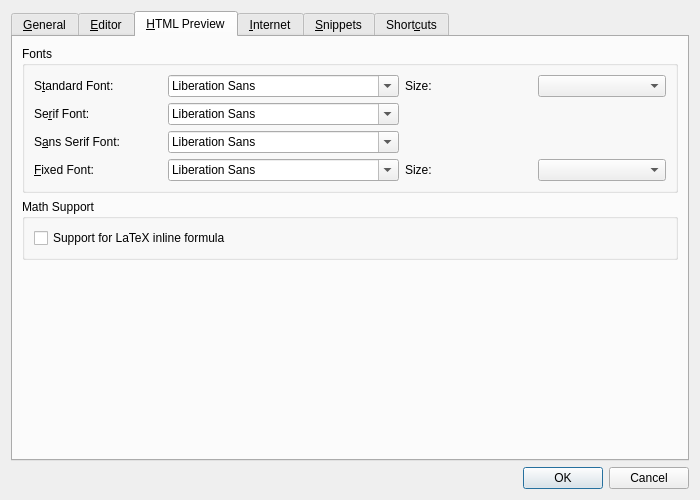
The window that app/optionsdialog.ui (cloose/CuteMarkEd) describes before a commit, drawn with Qt 5.
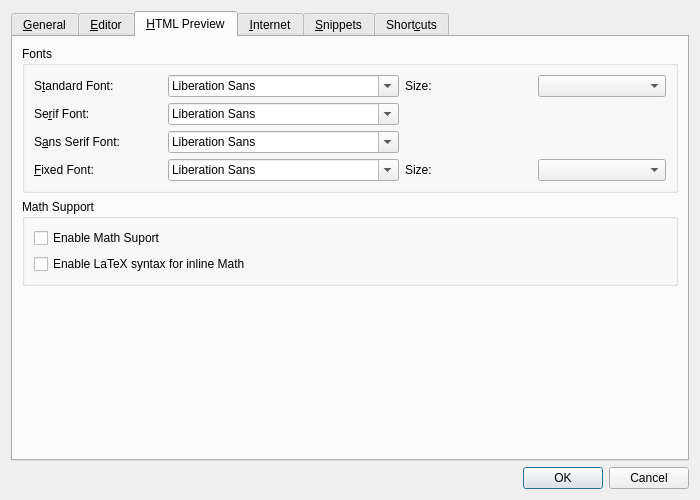
The same window after the commit. The open tabs and pages were chosen to show the change.

Commit message: Adding Math options on preferences dialog

The edit to the form file:
```diff
--- a/app/optionsdialog.ui
+++ b/app/optionsdialog.ui
@@ -268,26 +268,20 @@
          <property name="title">
           <string>Math Support</string>
          </property>
-         <layout class="QHBoxLayout" name="horizontalLayout_6">
+         <layout class="QVBoxLayout" name="verticalLayout_9">
           <item>
-           <widget class="QCheckBox" name="mathInlineCheckBox">
+           <widget class="QCheckBox" name="mathSupportCheckBox">
             <property name="text">
-             <string>Support for LaTeX inline formula</string>
+             <string>Enable Math Suport</string>
             </property>
            </widget>
           </item>
           <item>
-           <spacer name="mathSpacer_2">
-            <property name="orientation">
-             <enum>Qt::Horizontal</enum>
+           <widget class="QCheckBox" name="mathInlineCheckBox">
+            <property name="text">
+             <string>Enable LaTeX syntax for inline Math</string>
             </property>
-            <property name="sizeHint" stdset="0">
-             <size>
-              <width>364</width>
-              <height>20</height>
-             </size>
-            </property>
-           </spacer>
+           </widget>
           </item>
          </layout>
         </widget>
```
The commit also changes 4 other files.
